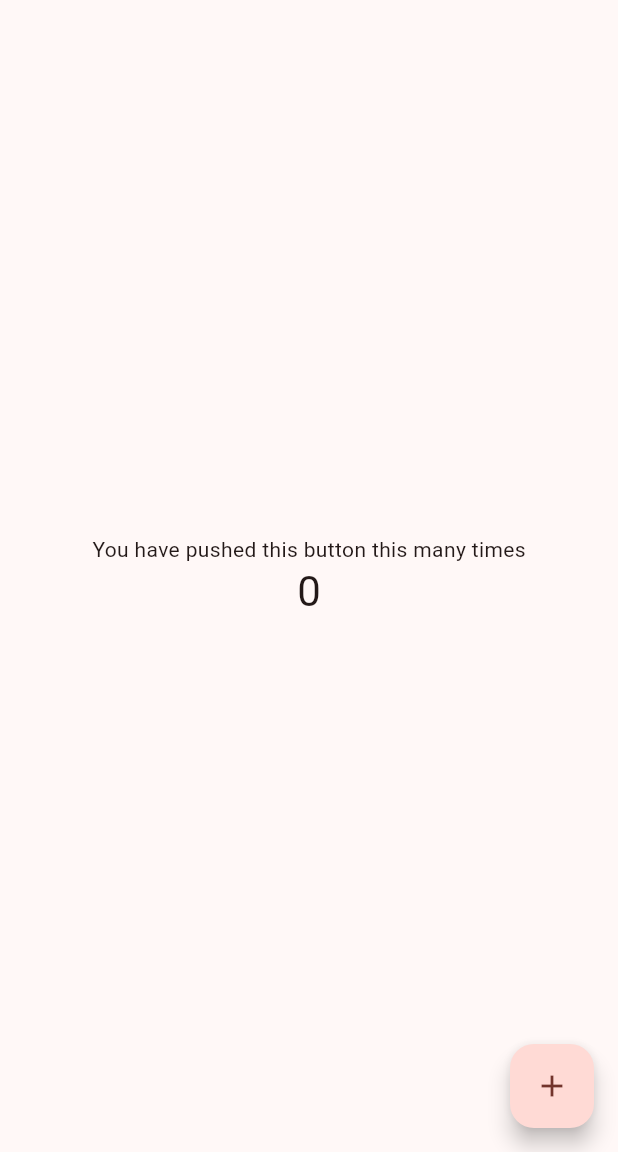
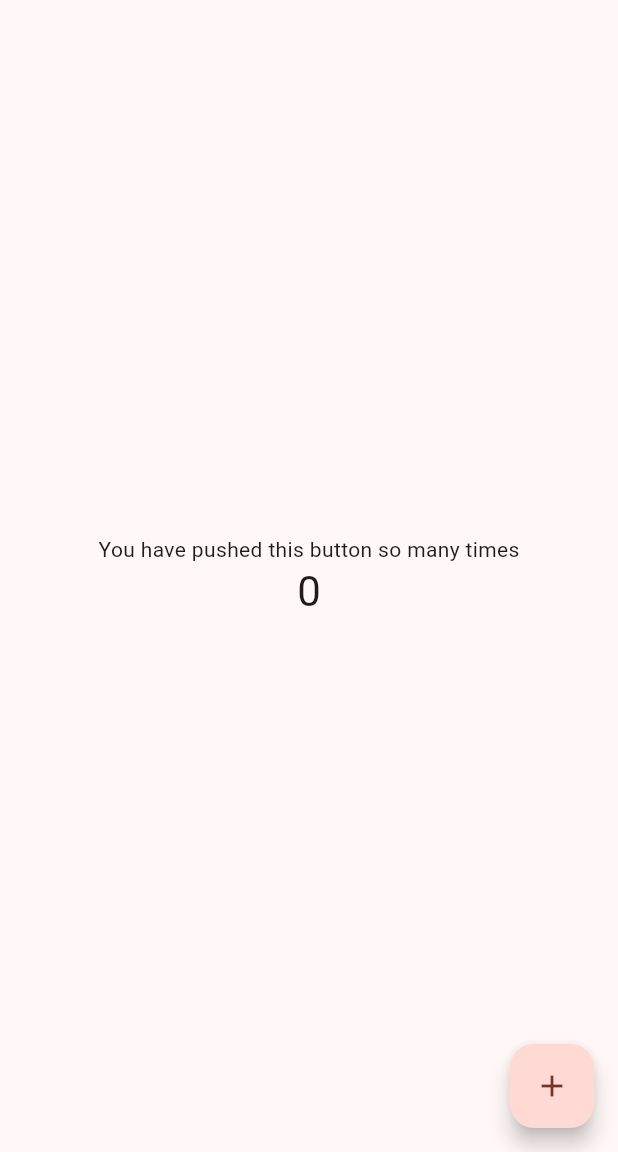
Before and after one commit to Aadityajoshi151/toyversion, a Flutter app: the screen it shows after launch, on a phone screen of 412 x 824 dp, the part 84-1236 px from its top. Run offline on Flutter 3.47's test engine with Material 3 defaults, Android fonts, the phone set to English and light mode, and no system bars.

Commit message:
chore: change message displayed

```diff
--- a/lib/main.dart
+++ b/lib/main.dart
@@ -107,7 +107,7 @@ class _MyHomePageState extends State<MyHomePage> {
           mainAxisAlignment: MainAxisAlignment.center,
           children: <Widget>[
             const Text(
-              'You have pushed this button this many times',
+              'You have pushed this button so many times',
             ),
             Text(
               '$_counter',
```
